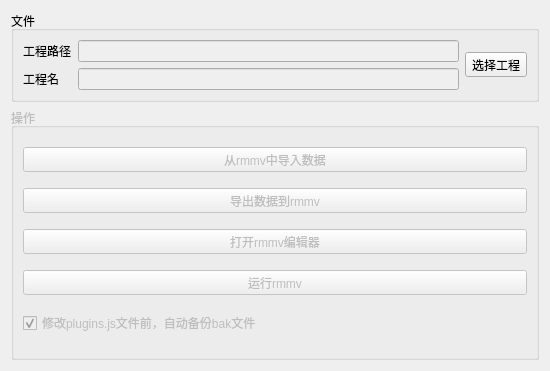
Old version of the form DrillGIFActionSequenceEditor/Source/RmmvInteractiveModule/operateBoard/p_RmmvOperateBoard.ui in the repository DrillUp/DrillGIFActionSequenceEditor.
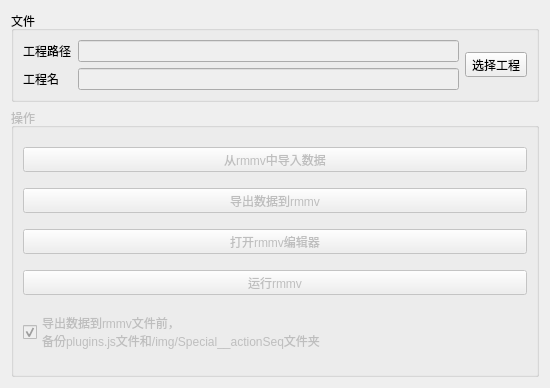
New version of the form. Icons and pictures are not drawn.

Patch:
```diff
--- a/DrillGIFActionSequenceEditor/Source/RmmvInteractiveModule/operateBoard/p_RmmvOperateBoard.ui
+++ b/DrillGIFActionSequenceEditor/Source/RmmvInteractiveModule/operateBoard/p_RmmvOperateBoard.ui
@@ -7,7 +7,7 @@
     <x>0</x>
     <y>0</y>
     <width>550</width>
-    <height>371</height>
+    <height>388</height>
    </rect>
   </property>
   <property name="windowTitle">
@@ -193,7 +193,8 @@
       <item>
        <widget class="QCheckBox" name="checkBox">
         <property name="text">
-         <string>修改plugins.js文件前，自动备份bak文件</string>
+         <string>导出数据到rmmv文件前，
+备份plugins.js文件和/img/Special__actionSeq文件夹</string>
         </property>
         <property name="checked">
          <bool>true</bool>
```
